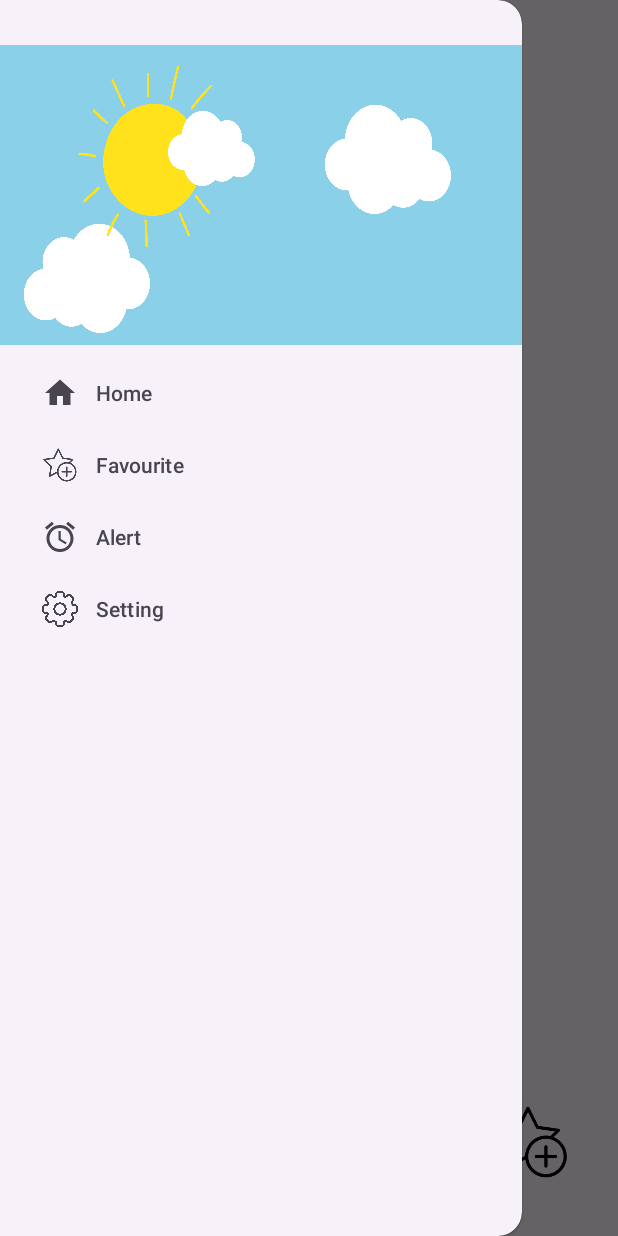
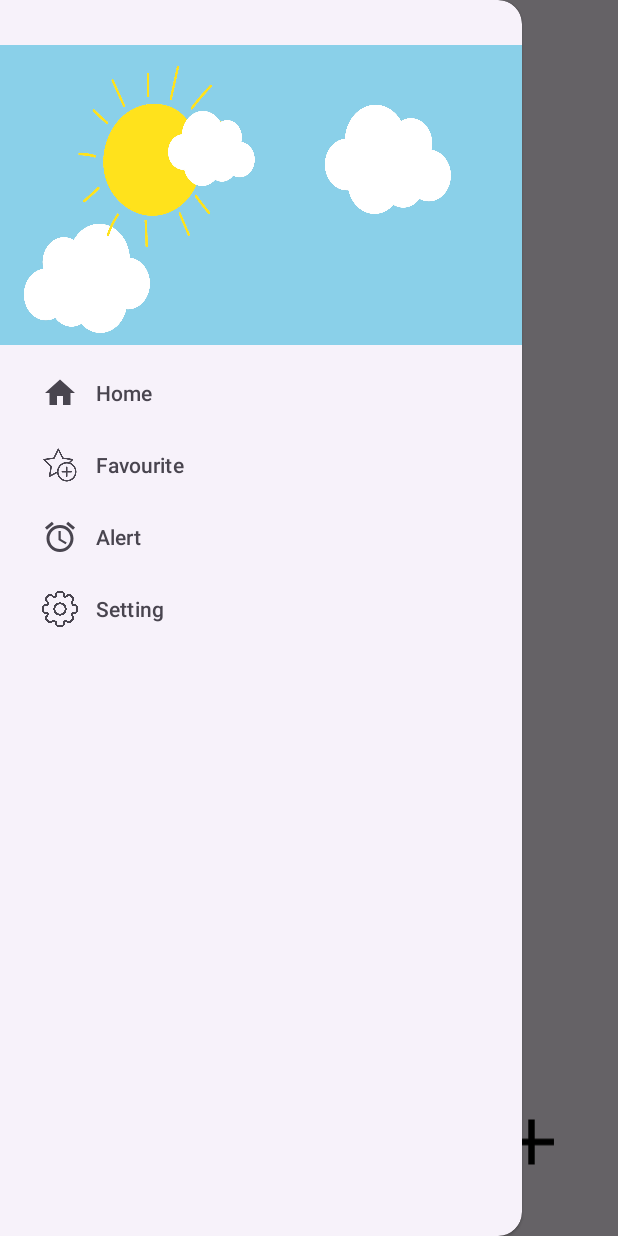
Before and after one commit to MayarSSaleh/Weather-Forecast-Application-, an Android app: the fragment AlertFragment placed in its activity, with the side drawer open, on a phone screen of 412 x 824 dp. Run offline under Robolectric (Android 15) with nearby library versions, the phone set to English and light mode, and no system bars; our stand-ins replace Picasso; pictures from the network do not load; 3 statements that could not run were skipped.

Commit message:
make alert

```diff
--- a/app/src/main/java/application/MainActivity.kt
+++ b/app/src/main/java/application/MainActivity.kt
@@ -16,8 +16,8 @@ import application.alerts.view.AlertFragment
 import application.fav.view.FavouriteFragment
 import application.fav.viewModel.Communication
 import application.home.view.HomeFragment
-import application.home.viewModel.HomeViewModel
-import application.home.viewModel.HomeViewModelFactory
+import application.sharedBetweenScrens.WeatherShowViewModel
+import application.sharedBetweenScrens.WeatherShowModelFactory
 import application.model.FavLocation
 import application.model.Repository
 import application.setting.view.SettingFragment
@@ -31,8 +31,8 @@ class MainActivity : AppCompatActivity(), Communication,
     private lateinit var drawerToggle: ActionBarDrawerToggle
     private lateinit var toolbar: Toolbar
     private lateinit var sharedPreferences: SharedPreferences
-    private lateinit var homeViewModel: HomeViewModel
-    private lateinit var homeViewModelFactory: HomeViewModelFactory
+    private lateinit var homeViewModel: WeatherShowViewModel
+    private lateinit var homeViewModelFactory: WeatherShowModelFactory
     private lateinit var editor: Editor
 
     override fun onCreate(savedInstanceState: Bundle?) {
@@ -57,8 +57,8 @@ class MainActivity : AppCompatActivity(), Communication,
 
     fun setLanguage() {
         sharedPreferences = this.getSharedPreferences(MyConstant.SHARED_PREFS, 0)!!
-        homeViewModelFactory = HomeViewModelFactory(Repository.getInstance(this))
-        homeViewModel = ViewModelProvider(this, homeViewModelFactory).get(HomeViewModel::class.java)
+        homeViewModelFactory = WeatherShowModelFactory(Repository.getInstance(this))
+        homeViewModel = ViewModelProvider(this, homeViewModelFactory).get(WeatherShowViewModel::class.java)
         var selectedLanguage = sharedPreferences.getString(MyConstant.lan, "en")
         var currentLanguage = sharedPreferences.getString(MyConstant.curentLanguage, "en")
         if (selectedLanguage == "ar" && currentLanguage != "ar") {
--- /dev/null
+++ b/app/src/main/java/application/alerts/view/AlertAdaptor.kt
@@ -0,0 +1,6 @@
+package application.alerts.view
+
+import android.content.Context
+
+class AlertAdaptor (private val context: Context){
+}
--- a/app/src/main/java/application/alerts/view/AlertFragment.kt
+++ b/app/src/main/java/application/alerts/view/AlertFragment.kt
@@ -5,13 +5,87 @@ import androidx.fragment.app.Fragment
 import android.view.LayoutInflater
 import android.view.View
 import android.view.ViewGroup
+import android.widget.ImageView
+import android.widget.ProgressBar
+import android.widget.Toast
+import androidx.lifecycle.ViewModelProvider
+import androidx.lifecycle.lifecycleScope
+import androidx.recyclerview.widget.LinearLayoutManager
+import androidx.recyclerview.widget.RecyclerView
+import application.MapFragment
+import application.alerts.viewModel.AlertViewModel
+import application.alerts.viewModel.AlertViewModelFactory
+import application.fav.view.FavouriteAdaptor
+import application.fav.viewModel.Communication
+import application.fav.viewModel.FavViewModel
+import application.fav.viewModel.FavViewModelFactory
+import application.model.LocalStateFavouirteLocations
+import application.model.Repository
 import com.weather.application.R
+import kotlinx.coroutines.flow.collectLatest
+import kotlinx.coroutines.launch
 
 class AlertFragment : Fragment() {
+    private lateinit var add: ImageView
+
+    private lateinit var alertRecycler: RecyclerView
+    private lateinit var alertAdaptor: AlertAdaptor
+    private lateinit var alertFactory: AlertViewModelFactory
+    private lateinit var viewModel: AlertViewModel
+    private lateinit var layoutManager: LinearLayoutManager
+    lateinit var loading_view: ProgressBar
+
     override fun onCreateView(
         inflater: LayoutInflater, container: ViewGroup?,
         savedInstanceState: Bundle?
     ): View? {
-        return inflater.inflate(R.layout.fragment_alert, container, false)
+        var view = inflater.inflate(R.layout.fragment_alert, container, false)
+        add = view.findViewById(R.id.addAlert)
+        alertFactory = AlertViewModelFactory(Repository.getInstance(requireContext()))
+        viewModel = ViewModelProvider(this, alertFactory).get(AlertViewModel::class.java)
+        alertRecycler = view.findViewById(R.id.alert_recycler)
+        loading_view=view.findViewById(R.id.alert_loading_view)
+        loading_view.visibility = View.GONE
+
+        alertAdaptor = AlertAdaptor(requireContext())
+        setUpRecycvlerView()
+
+
+        add.setOnClickListener {
+            val transaction = activity?.supportFragmentManager?.beginTransaction()
+            transaction?.replace(R.id.fragment_container, MapFragment("", 5))
+            transaction?.addToBackStack(null)
+            transaction?.commit()
+        }
+
+
+        lifecycleScope.launch {
+            viewModel.aletsList.collectLatest {
+                when (it) {
+                    is LocalStateFavouirteLocations.LoadingLocal -> {
+                        loading_view.visibility = View.VISIBLE
+                    }
+                    is LocalStateFavouirteLocations.SuccessLocal -> {
+                        alertAdaptor.submitList(it.data)
+                        loading_view.visibility = View.GONE
+                    }
+                    else -> {
+                        loading_view.visibility = View.GONE
+                        Toast.makeText(
+                            requireContext(),
+                            "Sorry Can not get them}",
+                            Toast.LENGTH_SHORT
+                        ).show()
+                    }
+                }
+            }
+        }
+
+        return view
+    }
+    fun setUpRecycvlerView() {
+        layoutManager = LinearLayoutManager(requireContext())
+        alertRecycler.adapter = alertAdaptor
+        alertRecycler.layoutManager = layoutManager
     }
 }
--- /dev/null
+++ b/app/src/main/java/application/alerts/viewModel/AlertViewModel.kt
@@ -0,0 +1,32 @@
+package application.alerts.viewModel
+
+import androidx.lifecycle.ViewModel
+import androidx.lifecycle.viewModelScope
+import application.model.InterfaceRepository
+import application.model.LocalStateFavouirteLocations
+import kotlinx.coroutines.Dispatchers
+import kotlinx.coroutines.flow.MutableStateFlow
+import kotlinx.coroutines.flow.StateFlow
+import kotlinx.coroutines.flow.catch
+import kotlinx.coroutines.launch
+
+class AlertViewModel(private var repo: InterfaceRepository) : ViewModel() {
+
+    private val _aletsList: MutableStateFlow<LocalStateFavouirteLocations> =
+        MutableStateFlow(LocalStateFavouirteLocations.LoadingLocal)
+    val aletsList: StateFlow<LocalStateFavouirteLocations> = _aletsList
+
+
+    init {
+        viewModelScope.launch(Dispatchers.IO) {
+            val response = repo.getAllAlerts()
+            response.catch { e ->
+                _aletsList.value = LocalStateFavouirteLocations.FailureLocal(e)
+            }.collect {
+                _aletsList.value = LocalStateFavouirteLocations.SuccessLocal(it!!)
+            }
+        }
+
+
+    }
+}
--- a/app/src/main/java/application/home/viewModel/HomeViewModelFactory.kt
+++ b/app/src/main/java/application/alerts/viewModel/AlertViewModelFactory.kt
@@ -1,16 +1,15 @@
-package application.home.viewModel
+package application.alerts.viewModel
 
 import androidx.lifecycle.ViewModel
 import androidx.lifecycle.ViewModelProvider
 import application.model.InterfaceRepository
-import application.model.Repository
-
 
 @Suppress("UNCHECKED_CAST")
-class HomeViewModelFactory (private val repo: InterfaceRepository) : ViewModelProvider.Factory {
+class AlertViewModelFactory(private val repo: InterfaceRepository) : ViewModelProvider.Factory {
+
     override fun <T : ViewModel> create(modelClass: Class<T>): T {
-        return if (modelClass.isAssignableFrom(HomeViewModel::class.java)) {
-            HomeViewModel(repo) as T
+        return if (modelClass.isAssignableFrom(AlertViewModel::class.java)) {
+            AlertViewModel(repo) as T
         } else {
             throw IllegalArgumentException("viewModel class not found")
         }
--- a/app/src/main/java/application/fav/view/FavouriteFragment.kt
+++ b/app/src/main/java/application/fav/view/FavouriteFragment.kt
@@ -24,6 +24,7 @@ import kotlinx.coroutines.flow.collectLatest
 import kotlinx.coroutines.launch
 
 class FavouriteFragment : Fragment() {
+
     private lateinit var favRecycler: RecyclerView
     private lateinit var fav_locationsAdaptor: FavouriteAdaptor
     private lateinit var fav_image: ImageView
--- a/app/src/main/java/application/home/view/HomeFragment.kt
+++ b/app/src/main/java/application/home/view/HomeFragment.kt
@@ -32,8 +32,8 @@ import com.google.android.gms.location.LocationServices
 import com.google.android.gms.location.Priority
 import com.squareup.picasso.Picasso
 import application.MyConstant
-import application.home.viewModel.HomeViewModel
-import application.home.viewModel.HomeViewModelFactory
+import application.sharedBetweenScrens.WeatherShowViewModel
+import application.sharedBetweenScrens.WeatherShowModelFactory
 import application.model.APiStateOrLocalStateFromLastWeather
 import application.model.FavLocation
 
@@ -46,8 +46,8 @@ import kotlinx.coroutines.launch
 
 
 class HomeFragment : Fragment() {
-    private lateinit var homeViewModel: HomeViewModel
-    private lateinit var homeViewModelFactory: HomeViewModelFactory
+    private lateinit var homeViewModel: WeatherShowViewModel
+    private lateinit var homeViewModelFactory: WeatherShowModelFactory
     private lateinit var tv_Weather_description: TextView
     private lateinit var tv_cityName: TextView
     private lateinit var tv_dt: TextView
@@ -79,8 +79,8 @@ class HomeFragment : Fragment() {
         savedInstanceState: Bundle?
     ): View? {
         val view = inflater.inflate(R.layout.fragment_home, container, false)
-        homeViewModelFactory = HomeViewModelFactory(Repository.getInstance(requireContext()))
-        homeViewModel = ViewModelProvider(this, homeViewModelFactory).get(HomeViewModel::class.java)
+        homeViewModelFactory = WeatherShowModelFactory(Repository.getInstance(requireContext()))
+        homeViewModel = ViewModelProvider(this, homeViewModelFactory).get(WeatherShowViewModel::class.java)
         initUI(view)
         loading_view.visibility = View.GONE
         hoursAdapterList = HoursAdapterList()
@@ -93,7 +93,6 @@ class HomeFragment : Fragment() {
             homeViewModel.getWeather(requireContext(), favLocation.latitude, favLocation.longitude)
         } else {
             if (homeViewModel.isNetworkAvailable(context)) {
-                Log.d("weather", " internet ")
                 if (sharedPreferences.getString(MyConstant.location, "Gps") == "Map") {
                     homeViewModel.getWeather(
                         requireContext(),
@@ -316,10 +315,6 @@ class HomeFragment : Fragment() {
 
     @SuppressLint("MissingPermission")
     fun getFreshLocation() {
-        Log.d("weather", " internet so get fresh ")
-
-        var longitudinalValue = 0.0
-        var latitudeValue = 0.0
         locationProviderClient =
             LocationServices.getFusedLocationProviderClient(requireActivity())
         val locationRequest: LocationRequest = LocationRequest.Builder(1000).apply {
@@ -328,10 +323,9 @@ class HomeFragment : Fragment() {
         locationCallback = object : LocationCallback() {
             override fun onLocationResult(locationResult: LocationResult) {
                 val location = locationResult.lastLocation ?: return
-                longitudinalValue = location.longitude
-                latitudeValue = location.latitude
+                var   longitudinalValue = location.longitude
+                var  latitudeValue = location.latitude
                 if (isAdded) {
-                    Log.d("weather", " internet vaules $longitudinalValue ")
                     homeViewModel.getWeather(requireContext(), latitudeValue, longitudinalValue)
                     locationProviderClient.removeLocationUpdates(this)
                 }
--- a/app/src/main/java/application/setting/view/SettingFragment.kt
+++ b/app/src/main/java/application/setting/view/SettingFragment.kt
@@ -11,14 +11,14 @@ import application.MapFragment
 import application.MyConstant
 import application.MyConstant.SHARED_PREFS
 
-import application.home.viewModel.HomeViewModel
+import application.sharedBetweenScrens.WeatherShowViewModel
 import application.model.Repository
 import com.weather.application.R
 import com.weather.application.databinding.FragmentSettingBinding
 
 class SettingFragment : Fragment() {
 
-    private lateinit var homeviewModel: HomeViewModel
+    private lateinit var homeviewModel: WeatherShowViewModel
     private lateinit var binding: FragmentSettingBinding
     private lateinit var location: String
     lateinit var sharedPreferences: SharedPreferences
@@ -36,7 +36,7 @@ class SettingFragment : Fragment() {
         inflater: LayoutInflater, container: ViewGroup?,
         savedInstanceState: Bundle?
     ): View? {
-        homeviewModel = HomeViewModel(Repository.getInstance(requireContext()))
+        homeviewModel = WeatherShowViewModel(Repository.getInstance(requireContext()))
         binding = FragmentSettingBinding.inflate(inflater, container, false)
         sharedPreferences = context?.getSharedPreferences(SHARED_PREFS, 0)!!
         editor = sharedPreferences.edit()
--- /dev/null
+++ b/app/src/main/java/application/sharedBetweenScrens/WeatherShowModelFactory.kt
@@ -0,0 +1,17 @@
+package application.sharedBetweenScrens
+
+import androidx.lifecycle.ViewModel
+import androidx.lifecycle.ViewModelProvider
+import application.model.InterfaceRepository
+
+
+@Suppress("UNCHECKED_CAST")
+class WeatherShowModelFactory (private val repo: InterfaceRepository) : ViewModelProvider.Factory {
+    override fun <T : ViewModel> create(modelClass: Class<T>): T {
+        return if (modelClass.isAssignableFrom(WeatherShowViewModel::class.java)) {
+            WeatherShowViewModel(repo) as T
+        } else {
+            throw IllegalArgumentException("viewModel class not found")
+        }
+    }
+}
--- a/app/src/main/java/application/home/viewModel/HomeViewModel.kt
+++ b/app/src/main/java/application/sharedBetweenScrens/WeatherShowViewModel.kt
@@ -1,4 +1,4 @@
-package application.home.viewModel
+package application.sharedBetweenScrens
 
 import android.annotation.TargetApi
 import android.app.Activity
@@ -9,6 +9,7 @@ import android.content.res.Configuration
 import android.net.ConnectivityManager
 import android.net.NetworkInfo
 import android.os.Build
+import android.util.Log
 import androidx.lifecycle.ViewModel
 import androidx.lifecycle.viewModelScope
 import kotlinx.coroutines.Dispatchers
@@ -16,10 +17,8 @@ import kotlinx.coroutines.launch
 import application.MyConstant
 import application.MyConstant.SHARED_PREFS
 import application.application.MainActivity
-import application.application.SplashScreen
 import application.model.APiStateOrLocalStateFromLastWeather
 import application.model.InterfaceRepository
-import application.model.Repository
 import application.model.WeatherResponse
 import kotlinx.coroutines.flow.MutableStateFlow
 import kotlinx.coroutines.flow.StateFlow
@@ -29,7 +28,7 @@ import java.util.Locale
 
 // used by home fragment and setting fragment
 
-class HomeViewModel(private val repo: InterfaceRepository) : ViewModel() {
+class WeatherShowViewModel(private val repo: InterfaceRepository) : ViewModel() {
 
     private lateinit var sharedPreferences: SharedPreferences
     private val _weatherResponseLiveData: MutableStateFlow<APiStateOrLocalStateFromLastWeather> =
@@ -39,6 +38,8 @@ class HomeViewModel(private val repo: InterfaceRepository) : ViewModel() {
     lateinit var editor: SharedPreferences.Editor
 
     fun getWeather(context: Context, longitude: Double, latitude: Double) {
+
+        Log.d("Wetaherreeeee",":   " + longitude + "  " + latitude)
         // check the internet to
         sharedPreferences = context?.getSharedPreferences(SHARED_PREFS, 0)!!
         val units = when (sharedPreferences.getString(MyConstant.temp_unit, null)) {
--- /dev/null
+++ b/app/src/main/res/drawable/add.xml
@@ -0,0 +1,5 @@
+<vector android:height="24dp" android:tint="#000000"
+    android:viewportHeight="24" android:viewportWidth="24"
+    android:width="24dp" xmlns:android="http://schemas.android.com/apk/res/android">
+    <path android:fillColor="@android:color/white" android:pathData="M19,13h-6v6h-2v-6H5v-2h6V5h2v6h6v2z"/>
+</vector>
--- /dev/null
+++ b/app/src/main/res/drawable/alarm.xml
@@ -0,0 +1,5 @@
+<vector android:height="24dp" android:tint="#000000"
+    android:viewportHeight="24" android:viewportWidth="24"
+    android:width="24dp" xmlns:android="http://schemas.android.com/apk/res/android">
+    <path android:fillColor="@android:color/white" android:pathData="M22,5.72l-4.6,-3.86 -1.29,1.53 4.6,3.86L22,5.72zM7.88,3.39L6.6,1.86 2,5.71l1.29,1.53 4.59,-3.85zM12.5,8L11,8v6l4.75,2.85 0.75,-1.23 -4,-2.37L12.5,8zM12,4c-4.97,0 -9,4.03 -9,9s4.02,9 9,9c4.97,0 9,-4.03 9,-9s-4.03,-9 -9,-9zM12,20c-3.87,0 -7,-3.13 -7,-7s3.13,-7 7,-7 7,3.13 7,7 -3.13,7 -7,7z"/>
+</vector>
--- a/app/src/main/res/layout/fragment_alert.xml
+++ b/app/src/main/res/layout/fragment_alert.xml
@@ -18,13 +18,41 @@
         app:layout_constraintStart_toStartOf="parent"
         app:layout_constraintTop_toTopOf="parent" />
 
+    <androidx.core.widget.NestedScrollView
+        android:id="@+id/nes"
+        android:layout_width="378dp"
+        android:layout_height="416dp"
+        app:layout_constraintBottom_toBottomOf="parent"
+        app:layout_constraintEnd_toEndOf="parent"
+        app:layout_constraintHorizontal_bias="0.515"
+        app:layout_constraintStart_toStartOf="parent"
+        app:layout_constraintTop_toBottomOf="@+id/textView9"
+        app:layout_constraintVertical_bias="0.184">
+
+
+        <androidx.recyclerview.widget.RecyclerView
+            android:id="@+id/alert_recycler"
+            android:layout_width="match_parent"
+            android:layout_height="wrap_content" />
+    </androidx.core.widget.NestedScrollView>
+
+    <ProgressBar
+        android:id="@+id/alert_loading_view"
+        style="?android:attr/progressBarStyle"
+        android:layout_width="wrap_content"
+        android:layout_height="wrap_content"
+        app:layout_constraintBottom_toBottomOf="parent"
+        app:layout_constraintEnd_toEndOf="parent"
+        app:layout_constraintStart_toStartOf="parent"
+        app:layout_constraintTop_toTopOf="parent" />
+
     <ImageView
-        android:id="@+id/image_fav"
+        android:id="@+id/addAlert"
         android:layout_width="51dp"
         android:layout_height="53dp"
         android:layout_marginEnd="32dp"
         android:layout_marginBottom="36dp"
-        android:src="@drawable/fav_icon"
+        android:src="@drawable/add"
         app:layout_constraintBottom_toBottomOf="parent"
         app:layout_constraintEnd_toEndOf="parent" />
 
```
Also changed, not shown: app/src/main/java/application/model/Alert.kt (added, +25 -0 lines), 4 other files.
